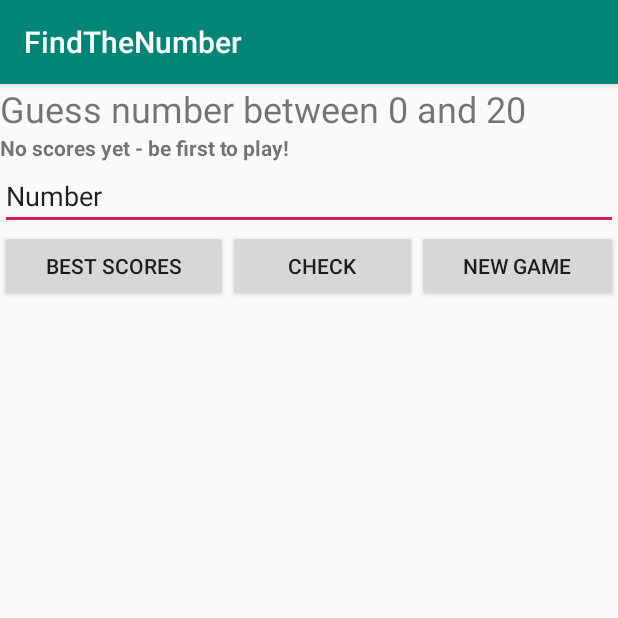
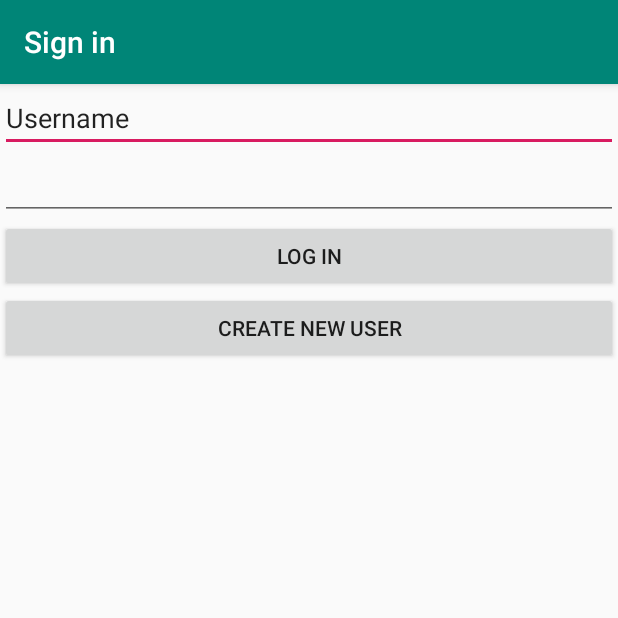
Before and after one commit to Nebizar/Mobile_Applications, an Android app: the screen it shows after launch (MainActivity before the commit, LoginActivity after it), on a phone screen of 412 x 824 dp, the top half of it. Run offline under Robolectric (Android 15) with nearby library versions, the phone set to English and light mode, and no system bars.

Commit message:
login and database works

```diff
--- a/Lab4/FindTheNumber/app/build.gradle
+++ b/Lab4/FindTheNumber/app/build.gradle
@@ -28,6 +28,7 @@ dependencies {
     implementation 'com.android.support:appcompat-v7:28.0.0'
     implementation 'com.android.support.constraint:constraint-layout:1.1.3'
     implementation 'com.android.support:support-v4:28.0.0'
+    implementation 'com.android.support:design:28.0.0'
     testImplementation 'junit:junit:4.12'
     androidTestImplementation 'com.android.support.test:runner:1.0.2'
     androidTestImplementation 'com.android.support.test.espresso:espresso-core:3.0.2'
--- a/Lab4/FindTheNumber/app/src/main/java/com/example/polex/findthenumber/FullscreenActivity.kt
+++ b/Lab4/FindTheNumber/app/src/main/java/com/example/polex/findthenumber/FullscreenActivity.kt
@@ -7,6 +7,8 @@ import android.os.Handler
 import android.view.View
 import kotlinx.android.synthetic.main.activity_fullscreen.*
 import java.lang.Thread.sleep
+import java.io.File
+
 
 /**
  * An example full-screen activity that shows and hides the system UI (i.e.
@@ -62,11 +64,23 @@ class FullscreenActivity : AppCompatActivity() {
         // operations to prevent the jarring behavior of controls going away
         // while interacting with the UI.
 
+        var whereTo = 0
+        val f = File(filesDir, "BS.txt")
+        if (f.exists()) {
+            whereTo = 1
+        }
+
         val thread = Thread(){
             run{
                 sleep(2000)
-                val intent = Intent(this, MainActivity::class.java)
-                startActivity(intent)
+                if(whereTo!=0) {
+                    val intent = Intent(this, MainActivity::class.java)
+                    startActivity(intent)
+                }
+                else{
+                    val intent = Intent(this, LoginActivity::class.java)
+                    startActivity(intent)
+                }
             }
         }
         thread.start()
--- a/Lab4/FindTheNumber/app/src/main/java/com/example/polex/findthenumber/MessageActivity.kt
+++ b/Lab4/FindTheNumber/app/src/main/java/com/example/polex/findthenumber/MessageActivity.kt
@@ -13,7 +13,6 @@ class MessageActivity : AppCompatActivity() {
 
         EndpointConnection.GetNameMessage(this).execute()
 
-
         button4.setOnClickListener{
             val intent = Intent(this, MainActivity::class.java)
             startActivity(intent)
--- /dev/null
+++ b/Lab4/FindTheNumber/app/src/main/res/layout/activity_login.xml
@@ -0,0 +1,36 @@
+<?xml version="1.0" encoding="utf-8"?>
+<android.support.constraint.ConstraintLayout
+        xmlns:android="http://schemas.android.com/apk/res/android"
+        xmlns:tools="http://schemas.android.com/tools"
+        xmlns:app="http://schemas.android.com/apk/res-auto"
+        android:layout_width="match_parent"
+        android:layout_height="match_parent"
+        tools:context=".LoginActivity">
+
+    <LinearLayout
+            android:orientation="vertical"
+            android:layout_width="match_parent"
+            android:layout_height="match_parent">
+        <EditText
+                android:layout_width="match_parent"
+                android:layout_height="wrap_content"
+                android:inputType="textPersonName"
+                android:text="Username"
+                android:ems="10"
+                android:id="@+id/editText2"/>
+        <EditText
+                android:layout_width="match_parent"
+                android:layout_height="wrap_content"
+                android:inputType="textPassword"
+                android:ems="10"
+                android:id="@+id/editText3"/>
+        <Button
+                android:text="Log In"
+                android:layout_width="match_parent"
+                android:layout_height="wrap_content" android:id="@+id/button5"/>
+        <Button
+                android:text="Create New User"
+                android:layout_width="match_parent"
+                android:layout_height="wrap_content" android:id="@+id/button6"/>
+    </LinearLayout>
+</android.support.constraint.ConstraintLayout>
--- /dev/null
+++ b/Lab4/FindTheNumber/app/src/main/res/values/dimens.xml
@@ -0,0 +1,5 @@
+<resources>
+    <!-- Default screen margins, per the Android Design guidelines. -->
+    <dimen name="activity_horizontal_margin">16dp</dimen>
+    <dimen name="activity_vertical_margin">16dp</dimen>
+</resources>
```
Also changed, not shown: Lab4/FindTheNumber/app/src/main/AndroidManifest.xml (+15 -3 lines), Lab4/FindTheNumber/app/src/main/java/com/example/polex/findthenumber/DatabaseHandler.kt (added, +91 -0 lines), Lab4/FindTheNumber/app/src/main/java/com/example/polex/findthenumber/EndpointConnection.kt (+17 -2 lines), Lab4/FindTheNumber/app/src/main/java/com/example/polex/findthenumber/LoginActivity.kt (added, +87 -0 lines), Lab4/FindTheNumber/app/src/main/java/com/example/polex/findthenumber/MainActivity.kt (+19 -6 lines), Lab4/FindTheNumber/app/src/main/java/com/example/polex/findthenumber/Users.kt (added, +8 -0 lines), Lab4/FindTheNumber/app/src/main/res/values/strings.xml (+11 -0 lines).
